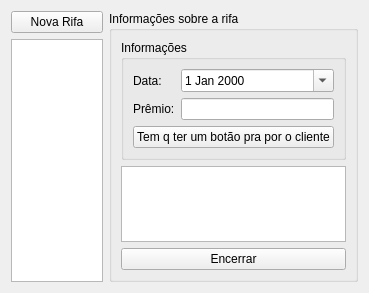
First picture: the form in ui/venda.ui, repository WallacX/Sist.-Gerenciamento-de-rifas, before the edit.
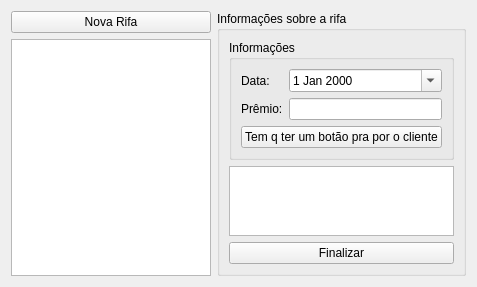
Second picture: the form after the edit.

```diff
--- a/ui/venda.ui
+++ b/ui/venda.ui
@@ -6,8 +6,8 @@
    <rect>
     <x>0</x>
     <y>0</y>
-    <width>369</width>
-    <height>293</height>
+    <width>477</width>
+    <height>272</height>
    </rect>
   </property>
   <property name="windowTitle">
@@ -84,7 +84,7 @@
       <item>
        <widget class="QPushButton" name="pushButton_2">
         <property name="text">
-         <string>Encerrar</string>
+         <string>Finalizar</string>
         </property>
        </widget>
       </item>
```
Left out of the diff: 6 changed lines with no effect on the pictures.
